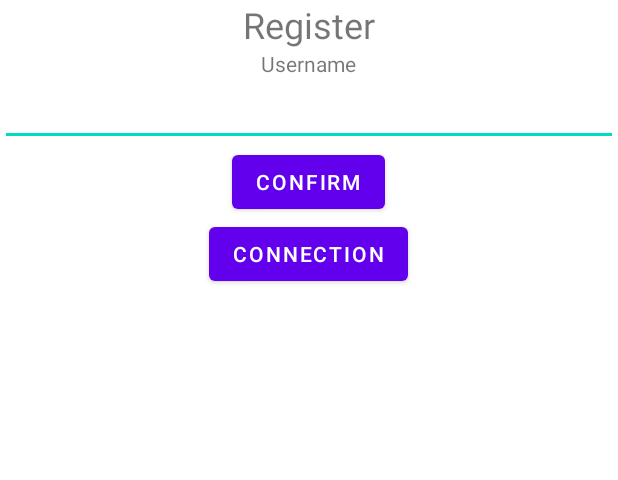
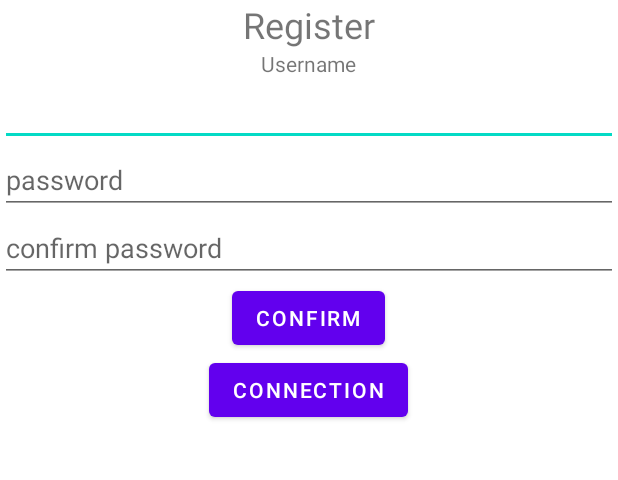
Before and after one commit to Francois-chiv/PhotoMap, an Android app: the RegisterActivity screen opened directly, with no data from a screen before it, on a phone screen of 412 x 824 dp, the part 149-629 px from its top. Run offline under Robolectric (Android 15) with nearby library versions, the phone set to English and light mode, and no system bars; our stand-ins replace Firebase (no records; nobody signed in at launch, a user with empty details on screens opened directly).

Commit message:
register(

```diff
--- a/app/src/main/res/layout/activity_register.xml
+++ b/app/src/main/res/layout/activity_register.xml
@@ -31,6 +31,20 @@
         android:layout_gravity="center"
         android:inputType="text" />
 
+    <EditText
+        android:id="@+id/password"
+        android:layout_width="match_parent"
+        android:layout_height="wrap_content"
+        android:hint="password"
+        android:inputType="textPassword" />
+
+    <EditText
+        android:id="@+id/password_to_match"
+        android:layout_width="match_parent"
+        android:layout_height="wrap_content"
+        android:hint="confirm password"
+        android:inputType="textPassword" />
+
     <Button
         android:layout_width="wrap_content"
         android:layout_height="wrap_content"
```
Also changed, not shown: app/src/main/java/fr/isep/photomap/ConnectionActivity.java (+52 -10 lines), app/src/main/java/fr/isep/photomap/RegisterActivity.java (+35 -12 lines), app/src/main/res/layout/activity_connection.xml (+7 -0 lines).
